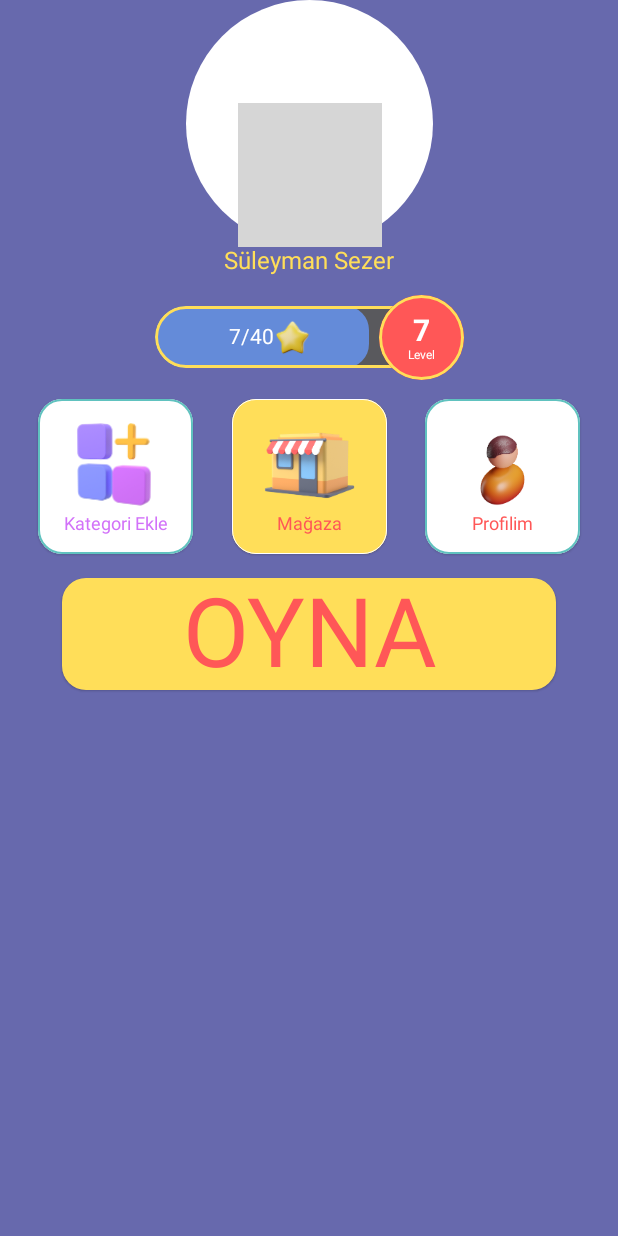
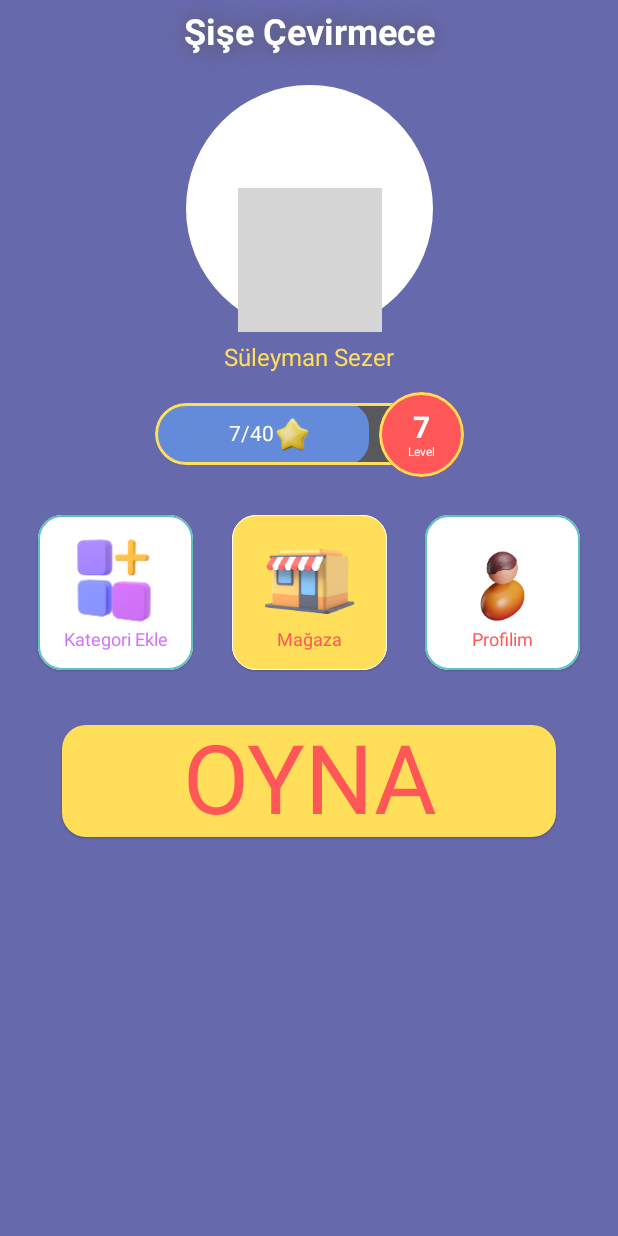
Before and after one commit to Patronus-Studio/SiseCevirmece-Compose, an Android app built with Jetpack Compose: the screen it shows after launch (MainActivity), on a phone screen of 412 x 824 dp. Run offline under Robolectric (Android 15) with nearby library versions, the light colour scheme and no system bars; grey boxes are pictures that could not be loaded.

Commit message:
Home screen title added

```diff
--- a/app/src/main/java/com/patronusstudio/sisecevirmece/ui/screens/HomeScreen.kt
+++ b/app/src/main/java/com/patronusstudio/sisecevirmece/ui/screens/HomeScreen.kt
@@ -13,13 +13,15 @@ import androidx.compose.runtime.Composable
 import androidx.compose.ui.Alignment
 import androidx.compose.ui.Modifier
 import androidx.compose.ui.draw.clip
-import androidx.compose.ui.geometry.Size
+import androidx.compose.ui.geometry.Offset
 import androidx.compose.ui.graphics.Color
+import androidx.compose.ui.graphics.Shadow
 import androidx.compose.ui.platform.LocalConfiguration
 import androidx.compose.ui.platform.LocalContext
 import androidx.compose.ui.res.painterResource
 import androidx.compose.ui.res.stringResource
 import androidx.compose.ui.text.TextStyle
+import androidx.compose.ui.text.font.FontWeight
 import androidx.compose.ui.text.style.TextAlign
 import androidx.compose.ui.tooling.preview.Preview
 import androidx.compose.ui.unit.dp
@@ -36,13 +38,42 @@ fun HomeScreen() {
             .fillMaxSize()
             .background(BlueViolet)
     ) {
+        Space(0.02)
+        Title()
+        Space(0.05)
         UserPic()
+        Space(0.02)
         Username()
         LevelBar()
+        Space(0.03)
         HomeCards()
+        Space(0.05)
         PlayButton()
     }
+}
 
+@Preview
+@Composable
+private fun Title() {
+    Box(modifier = Modifier.fillMaxWidth(), contentAlignment = Alignment.Center) {
+        Text(
+            text = stringResource(R.string.app_name_with_blank),
+            style = TextStyle(
+                color = Color.White,
+                shadow = Shadow(
+                    DavysGrey, offset = Offset(0f, 0f), blurRadius = 16f
+                )
+            ),
+            fontSize = 24.sp, fontWeight = FontWeight.Bold
+        )
+    }
+}
+
+@Composable
+fun Space(ratio:Double){
+    val screenWidth = LocalConfiguration.current.screenWidthDp
+    val spaceSize = (screenWidth * ratio).dp
+    Spacer(modifier = Modifier.height(spaceSize))
 }
 
 @Preview
--- a/app/src/main/res/values/strings.xml
+++ b/app/src/main/res/values/strings.xml
@@ -1,8 +1,9 @@
-<resources>
+<resources xmlns:tools="http://schemas.android.com/tools">
     <string name="app_name">SiseCevirmece</string>
     <string name="add_category">Kategori Ekle</string>
     <string name="store">Mağaza</string>
     <string name="my_profile">Profilim</string>
     <string name="play">OYNA</string>
     <string name="level">Level</string>
+    <string name="app_name_with_blank">Şişe Çevirmece</string>
 </resources>
```
